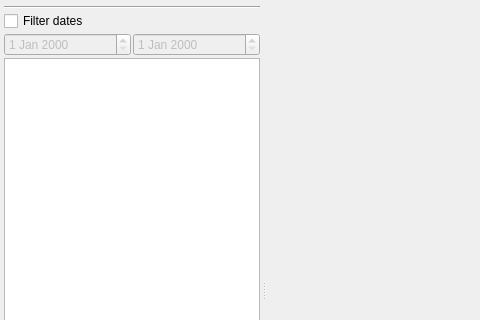
Old version of the form src/qtgui/rclmain.ui in the repository alberti42/recoll-macos; both pictures show x 0 to 480 and y 0 to 320 of the 800 by 600 pixel window.
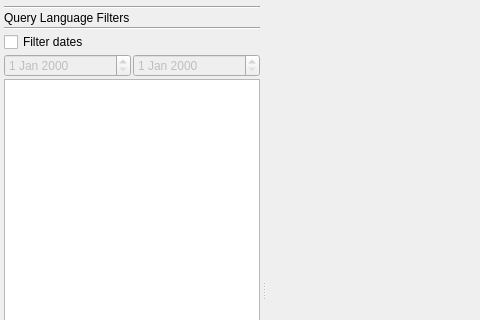
New version of the form. Icons and pictures are not drawn. Custom widgets are drawn as their Qt base class.

Commit message: GUI: Only enable the side filters in query language mode

What changed in the file:
```diff
--- a/src/qtgui/rclmain.ui
+++ b/src/qtgui/rclmain.ui
@@ -40,6 +40,20 @@
         </property>
         <widget class="QWidget" name="layoutWidget">
          <layout class="QVBoxLayout" name="verticalLayoutsidefilt">
+          <item>
+           <widget class="Line" name="line3">
+            <property name="orientation">
+             <enum>Qt::Horizontal</enum>
+            </property>
+           </widget>
+          </item>
+          <item>
+           <widget class="QLabel" name="sideFilterLBL">
+            <property name="text">
+             <string>Query Language Filters</string>
+            </property>
+           </widget>
+          </item>
           <item>
            <widget class="Line" name="line2">
             <property name="orientation">
```
The commit also changes 5 other files.
